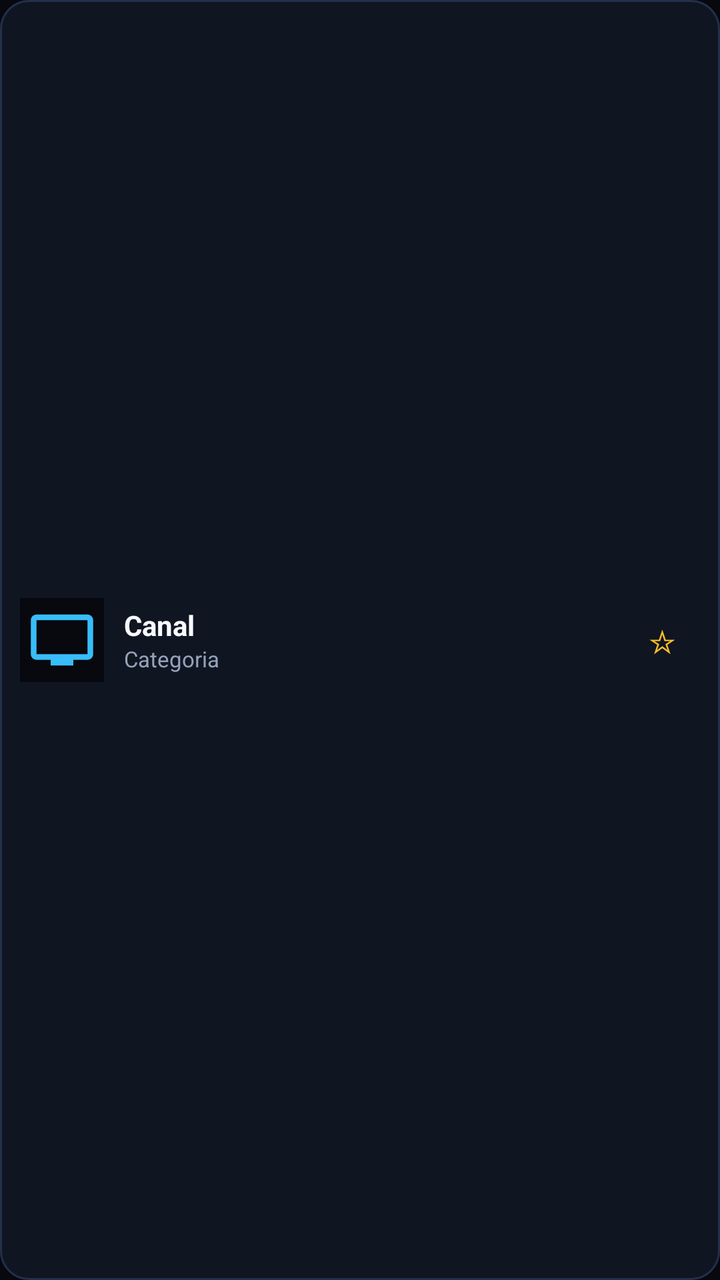
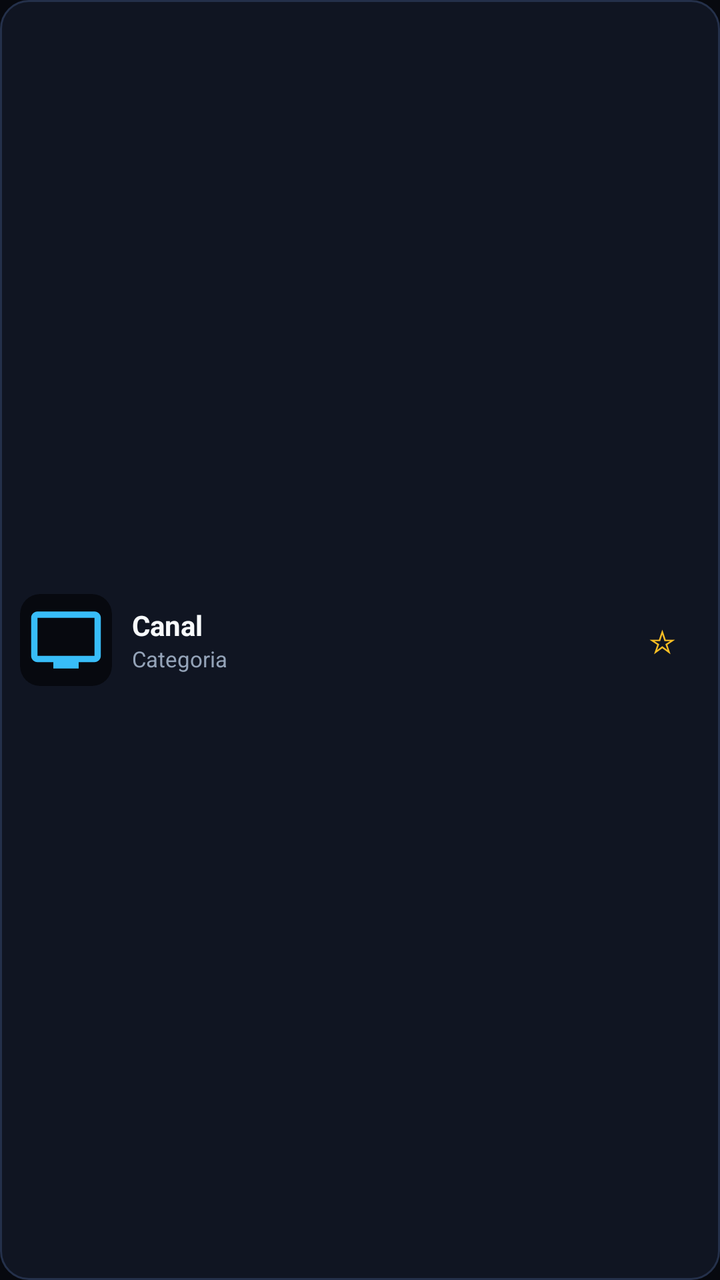

Compare the two renders of this Android layout. The source of the first and the diff that turns it into the second are given below.
<!-- AndroidManifest.xml: application theme Theme.NovaTV -->
<!-- res/layout/item_live_channel.xml -->
<?xml version="1.0" encoding="utf-8"?>
<LinearLayout xmlns:android="http://schemas.android.com/apk/res/android"
    android:layout_width="match_parent"
    android:layout_height="wrap_content"
    android:layout_marginBottom="6dp"
    android:background="@drawable/selector_cinema_card"
    android:focusable="true"
    android:gravity="center_vertical"
    android:orientation="horizontal"
    android:padding="10dp">

    <ImageView
        android:id="@+id/iv_logo"
        android:layout_width="42dp"
        android:layout_height="42dp"
        android:background="#07090F"
        android:contentDescription="Logo"
        android:padding="4dp"
        android:scaleType="fitCenter"
        android:src="@drawable/ic_tv_logo" />

    <LinearLayout
        android:layout_width="0dp"
        android:layout_height="wrap_content"
        android:layout_marginHorizontal="10dp"
        android:layout_weight="1"
        android:orientation="vertical">

        <TextView
            android:id="@+id/tv_name"
            android:layout_width="match_parent"
            android:layout_height="wrap_content"
            android:ellipsize="end"
            android:maxLines="1"
            android:text="Canal"
            android:textColor="@color/text_primary"
            android:textSize="14sp"
            android:textStyle="bold" />

        <TextView
            android:id="@+id/tv_group"
            android:layout_width="match_parent"
            android:layout_height="wrap_content"
            android:ellipsize="end"
            android:maxLines="1"
            android:text="Categoria"
            android:textColor="@color/text_secondary"
            android:textSize="11sp" />
    </LinearLayout>

    <Button
        android:id="@+id/btn_fav"
        style="@style/Widget.Material3.Button.TextButton"
        android:layout_width="38dp"
        android:layout_height="38dp"
        android:background="@drawable/selector_cinema_button"
        android:focusable="true"
        android:padding="0dp"
        android:text="☆"
        android:textColor="@color/accent_gold"
        android:textSize="16sp" />

</LinearLayout>
<!-- resources referenced by this layout -->
<resources>
  <color name="accent_gold">#FBBF24</color>
  <color name="text_primary">#F8FAFC</color>
  <color name="text_secondary">#94A3B8</color>
  <!-- drawable ic_tv_logo (drawable) -->
  <vector xmlns:android="http://schemas.android.com/apk/res/android"
      android:width="24dp"
      android:height="24dp"
      android:viewportWidth="24"
      android:viewportHeight="24">
      <path
          android:fillColor="#38BDF8"
          android:pathData="M21,3L3,3c-1.1,0 -2,0.9 -2,2v12c0,1.1 0.9,2 2,2h5v2h8v-2h5c1.1,0 1.99,-0.9 1.99,-2L23,5c0,-1.1 -0.9,-2 -2,-2zM21,17L3,17L3,5h18v12z" />
  </vector>
  <!-- drawable selector_cinema_button (drawable) -->
  <?xml version="1.0" encoding="utf-8"?>
  <selector xmlns:android="http://schemas.android.com/apk/res/android">
      <item android:state_focused="true">
          <shape android:shape="rectangle">
              <solid android:color="#2563EB" />
              <stroke android:width="2dp" android:color="#38BDF8" />
              <corners android:radius="12dp" />
          </shape>
      </item>
      <item android:state_selected="true">
          <shape android:shape="rectangle">
              <solid android:color="#1D4ED8" />
              <corners android:radius="12dp" />
          </shape>
      </item>
      <item android:state_pressed="true">
          <shape android:shape="rectangle">
              <solid android:color="#1E40AF" />
              <corners android:radius="12dp" />
          </shape>
      </item>
      <item>
          <shape android:shape="rectangle">
              <solid android:color="#182033" />
              <stroke android:width="1dp" android:color="#24304A" />
              <corners android:radius="12dp" />
          </shape>
      </item>
  </selector>
  <!-- drawable selector_cinema_card (drawable) -->
  <?xml version="1.0" encoding="utf-8"?>
  <selector xmlns:android="http://schemas.android.com/apk/res/android">
      <item android:state_focused="true">
          <shape android:shape="rectangle">
              <solid android:color="#1E293B" />
              <stroke android:width="3dp" android:color="#38BDF8" />
              <corners android:radius="14dp" />
          </shape>
      </item>
      <item android:state_pressed="true">
          <shape android:shape="rectangle">
              <solid android:color="#23304A" />
              <stroke android:width="2dp" android:color="#3B82F6" />
              <corners android:radius="14dp" />
          </shape>
      </item>
      <item>
          <shape android:shape="rectangle">
              <solid android:color="#101522" />
              <stroke android:width="1dp" android:color="#24304A" />
              <corners android:radius="14dp" />
          </shape>
      </item>
  </selector>
  <style name="Theme.NovaTV" parent="Theme.Material3.Dark.NoActionBar">
          <item name="colorPrimary">@color/accent_primary</item>
          <item name="colorSecondary">@color/accent_cyan</item>
          <item name="android:windowBackground">@color/bg_cinema</item>
          <item name="android:statusBarColor">@color/bg_cinema</item>
          <item name="android:navigationBarColor">@color/bg_cinema</item>
      </style>
  <color name="accent_primary">#3B82F6</color>
  <color name="accent_cyan">#38BDF8</color>
  <color name="bg_cinema">#07090F</color>
</resources>

<!-- the commit's change to res/layout/item_live_channel.xml (unified diff, before → after) -->
@@ -11,9 +11,10 @@
 
     <ImageView
         android:id="@+id/iv_logo"
-        android:layout_width="42dp"
-        android:layout_height="42dp"
-        android:background="#07090F"
+        android:layout_width="46dp"
+        android:layout_height="46dp"
+        android:background="@drawable/bg_poster_rounded"
+        android:clipToOutline="true"
         android:contentDescription="Logo"
         android:padding="4dp"
         android:scaleType="fitCenter"
@@ -46,6 +47,18 @@
             android:text="Categoria"
             android:textColor="@color/text_secondary"
             android:textSize="11sp" />
+
+        <ProgressBar
+            android:id="@+id/pb_epg"
+            style="?android:attr/progressBarStyleHorizontal"
+            android:layout_width="match_parent"
+            android:layout_height="3dp"
+            android:layout_marginTop="4dp"
+            android:max="100"
+            android:progress="0"
+            android:progressBackgroundTint="#24304A"
+            android:progressTint="@color/accent_cyan"
+            android:visibility="gone" />
     </LinearLayout>
 
     <Button
<!-- resource entries referenced after the edit -->
@@ -3,6 +3,12 @@
   <color name="accent_gold">#FBBF24</color>
   <color name="text_primary">#F8FAFC</color>
   <color name="text_secondary">#94A3B8</color>
+  <!-- drawable bg_poster_rounded (drawable) -->
+  <?xml version="1.0" encoding="utf-8"?>
+  <shape xmlns:android="http://schemas.android.com/apk/res/android" android:shape="rectangle">
+      <solid android:color="#07090F" />
+      <corners android:radius="10dp" />
+  </shape>
   <!-- drawable ic_tv_logo (drawable) -->
   <vector xmlns:android="http://schemas.android.com/apk/res/android"
       android:width="24dp"
